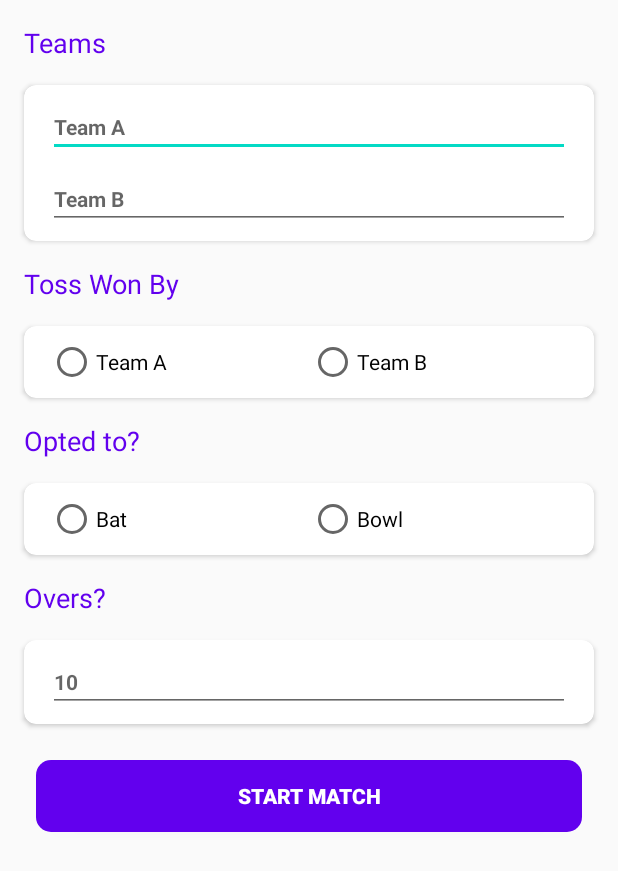
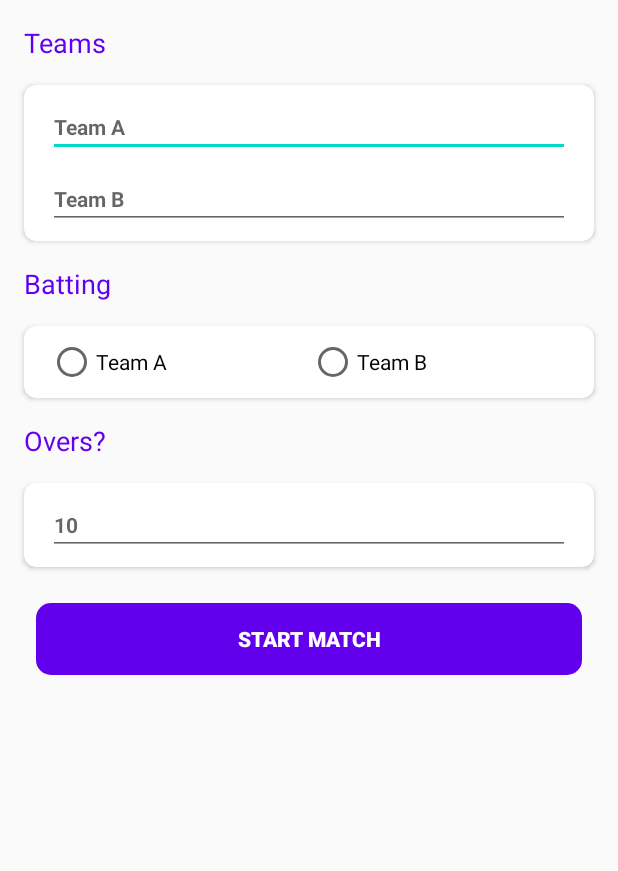
Before and after one commit to meetkparmar/Cricket-Scorer, an Android app: the layout fragment_play.xml on its own in the app's theme, with its tools: preview values and no code run, on a phone screen of 412 x 824 dp. Shown: the top 871 px of the screen. Run offline under Robolectric (Android 15) with nearby library versions, the light colour scheme and no system bars.

```diff
--- a/app/build.gradle
+++ b/app/build.gradle
@@ -50,6 +50,7 @@ dependencies {
     implementation 'androidx.navigation:navigation-fragment-ktx:2.2.2'
     implementation 'androidx.navigation:navigation-ui-ktx:2.2.2'
     implementation 'androidx.cardview:cardview:1.0.0'
+    implementation "androidx.room:room-runtime:2.2.5"
     testImplementation 'junit:junit:4.13'
     androidTestImplementation 'androidx.test.ext:junit:1.1.1'
     androidTestImplementation 'androidx.test.espresso:espresso-core:3.2.0'
--- a/app/src/main/res/layout/fragment_play.xml
+++ b/app/src/main/res/layout/fragment_play.xml
@@ -22,7 +22,6 @@
         android:layout_width="match_parent"
         android:layout_height="wrap_content"
         android:layout_margin="16dp"
-        android:layout_marginTop="@dimen/default_margin"
         android:elevation="8dp"
         app:cardCornerRadius="8dp"
         app:layout_constraintEnd_toEndOf="parent"
@@ -65,18 +64,17 @@
         android:layout_width="wrap_content"
         android:layout_height="wrap_content"
         android:layout_margin="16dp"
-        android:text="@string/toss_won_by"
+        android:text="@string/batting"
         android:textColor="@color/colorPrimary"
         android:textSize="@dimen/default_heading__text_size"
         app:layout_constraintStart_toStartOf="parent"
         app:layout_constraintTop_toBottomOf="@id/cd_teams" />
 
     <androidx.cardview.widget.CardView
-        android:id="@+id/cd_toss_won_by"
+        android:id="@+id/cd_batting_team"
         android:layout_width="match_parent"
         android:layout_height="wrap_content"
         android:layout_margin="16dp"
-        android:layout_marginTop="@dimen/default_margin"
         android:elevation="8dp"
         app:cardCornerRadius="8dp"
         app:layout_constraintEnd_toEndOf="parent"
@@ -92,7 +90,7 @@
             android:paddingBottom="@dimen/default_padding">
 
             <RadioGroup
-                android:id="@+id/rg_toss_won_by"
+                android:id="@+id/rg_batting"
                 android:layout_width="match_parent"
                 android:layout_height="wrap_content"
                 android:orientation="horizontal"
@@ -105,7 +103,7 @@
                     android:layout_height="wrap_content"
                     android:layout_weight="1"
                     android:text="@string/team_a"
-                    android:textSize="@dimen/default_text_size" />
+                    android:textSize="@dimen/default_text_size"/>
 
                 <RadioButton
                     android:id="@+id/rb_team_b"
@@ -113,68 +111,7 @@
                     android:layout_height="wrap_content"
                     android:layout_weight="1"
                     android:text="@string/team_b"
-                    android:textSize="@dimen/default_text_size" />
-
-            </RadioGroup>
-
-        </androidx.constraintlayout.widget.ConstraintLayout>
-
-    </androidx.cardview.widget.CardView>
-
-    <TextView
-        android:id="@+id/opted_to"
-        android:layout_width="wrap_content"
-        android:layout_height="wrap_content"
-        android:layout_margin="16dp"
-        android:text="@string/opted_to"
-        android:textColor="@color/colorPrimary"
-        android:textSize="@dimen/default_heading__text_size"
-        app:layout_constraintStart_toStartOf="parent"
-        app:layout_constraintTop_toBottomOf="@id/cd_toss_won_by" />
-
-    <androidx.cardview.widget.CardView
-        android:id="@+id/cd_opted_to"
-        android:layout_width="match_parent"
-        android:layout_height="wrap_content"
-        android:layout_margin="16dp"
-        android:layout_marginTop="@dimen/default_margin"
-        android:elevation="8dp"
-        app:cardCornerRadius="8dp"
-        app:layout_constraintEnd_toEndOf="parent"
-        app:layout_constraintStart_toStartOf="parent"
-        app:layout_constraintTop_toBottomOf="@id/opted_to">
-
-        <androidx.constraintlayout.widget.ConstraintLayout
-            android:layout_width="match_parent"
-            android:layout_height="wrap_content"
-            android:paddingStart="16dp"
-            android:paddingTop="@dimen/default_padding"
-            android:paddingEnd="16dp"
-            android:paddingBottom="@dimen/default_padding">
-
-            <RadioGroup
-                android:id="@+id/rg_opted_to"
-                android:layout_width="match_parent"
-                android:layout_height="wrap_content"
-                android:orientation="horizontal"
-                app:layout_constraintStart_toStartOf="parent"
-                app:layout_constraintTop_toTopOf="parent">
-
-                <RadioButton
-                    android:id="@+id/rb_bat"
-                    android:layout_width="0dp"
-                    android:layout_height="wrap_content"
-                    android:layout_weight="1"
-                    android:text="@string/bat"
-                    android:textSize="@dimen/default_text_size" />
-
-                <RadioButton
-                    android:id="@+id/rb_bowl"
-                    android:layout_width="0dp"
-                    android:layout_height="wrap_content"
-                    android:layout_weight="1"
-                    android:text="@string/bowl"
-                    android:textSize="@dimen/default_text_size" />
+                    android:textSize="@dimen/default_text_size"/>
 
             </RadioGroup>
 
@@ -191,7 +128,7 @@
         android:textColor="@color/colorPrimary"
         android:textSize="@dimen/default_heading__text_size"
         app:layout_constraintStart_toStartOf="parent"
-        app:layout_constraintTop_toBottomOf="@id/cd_opted_to" />
+        app:layout_constraintTop_toBottomOf="@id/cd_batting_team" />
 
     <androidx.cardview.widget.CardView
         android:id="@+id/cd_overs"
@@ -221,6 +158,7 @@
     </androidx.cardview.widget.CardView>
 
     <Button
+        android:id="@+id/btn_start_match"
         android:layout_width="match_parent"
         android:layout_height="48dp"
         app:layout_constraintTop_toBottomOf="@id/cd_overs"
--- a/app/src/main/res/values/strings.xml
+++ b/app/src/main/res/values/strings.xml
@@ -5,7 +5,7 @@
     <string name="teams">Teams</string>
     <string name="team_a">Team A</string>
     <string name="team_b">Team B</string>
-    <string name="toss_won_by">Toss Won By</string>
+    <string name="batting">Batting</string>
     <string name="opted_to">Opted to?</string>
     <string name="bat">Bat</string>
     <string name="bowl">Bowl</string>
@@ -13,4 +13,5 @@
     <string name="default_over">10</string>
     <string name="start_match">Start Match</string>
     <string name="this_over">This Over</string>
+    <string name="date">Date</string>
 </resources>
```
Also changed, not shown: app/src/main/java/com/meetparmar/cricketscorer/database/HistoryDatabase.kt (added, +35 -0 lines), app/src/main/java/com/meetparmar/cricketscorer/database/MatchHistory.kt (added, +38 -0 lines), app/src/main/java/com/meetparmar/cricketscorer/database/MatchHistoryDAO.kt (added, +26 -0 lines), app/src/main/java/com/meetparmar/cricketscorer/ui/history/HistoryFragment.kt (+1 -8 lines), app/src/main/java/com/meetparmar/cricketscorer/ui/play/GameScorerFragment.kt (added, +19 -0 lines), app/src/main/java/com/meetparmar/cricketscorer/ui/play/PlayFragment.kt (+75 -12 lines), app/src/main/res/layout/fragment_game_scorer.xml (+4 -5 lines), app/src/main/res/layout/fragment_history.xml (+7 -11 lines), app/src/main/res/layout/history_detail_item.xml (added, +87 -0 lines).
